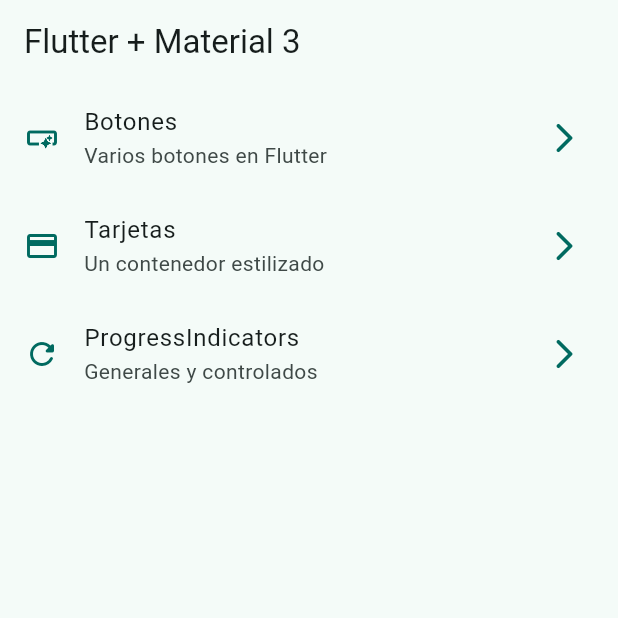
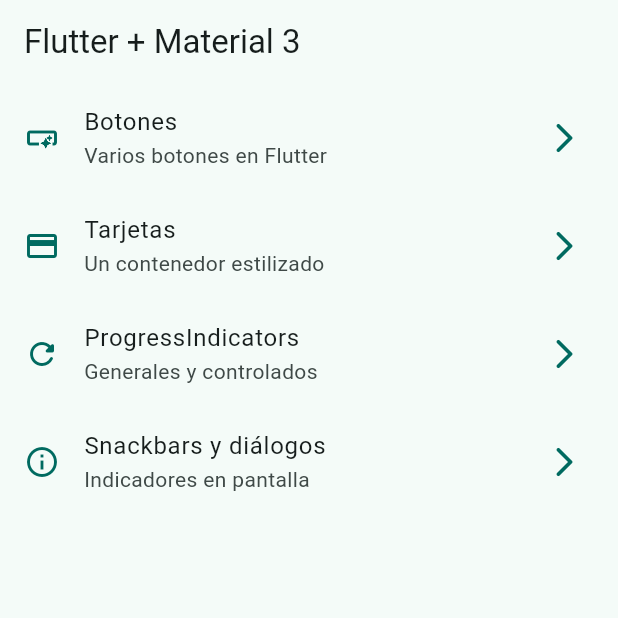
Before and after one commit to casasfranco/widgets-app, a Flutter app: the screen it shows after launch, on a phone screen of 412 x 824 dp, the top half of it. Run offline on Flutter 3.47's test engine with Material 2 defaults, Android fonts, the phone set to English and light mode, and no system bars; our stand-ins replace go_router.

Commit message:
snackbars dialogs terminado

```diff
--- a/lib/config/menu/menu_items.dart
+++ b/lib/config/menu/menu_items.dart
@@ -31,4 +31,10 @@ const appMenuItems = <MenuItem>[
     link: '/progress',
     icon: Icons.refresh_rounded,
   ),
+  MenuItem(
+    title: 'Snackbars y diálogos',
+    subTitle: 'Indicadores en pantalla',
+    link: '/snackbars',
+    icon: Icons.info_outline,
+  ),
 ];
--- a/lib/config/router/app_router.dart
+++ b/lib/config/router/app_router.dart
@@ -26,5 +26,10 @@ final appRouter = GoRouter(
       name: ProgressScreen.name,
       builder: (context, state) => const ProgressScreen(),
     ),
+    GoRoute(
+      path: '/snackbars',
+      name: SnackbarScreen.name,
+      builder: (context, state) => const SnackbarScreen(),
+    ),
   ],
 );
--- a/lib/main.dart
+++ b/lib/main.dart
@@ -11,6 +11,7 @@ class MainApp extends StatelessWidget {
   @override
   Widget build(BuildContext context) {
     return MaterialApp.router(
+      title: "Flutter Widgets",
       routerConfig: appRouter,
       debugShowCheckedModeBanner: false,
       theme: AppTheme(selectedColor: 1).getTheme(),
```
Also changed, not shown: lib/presentation/screens/snackbar/snackbar_screen.dart (+56 -1 lines).
